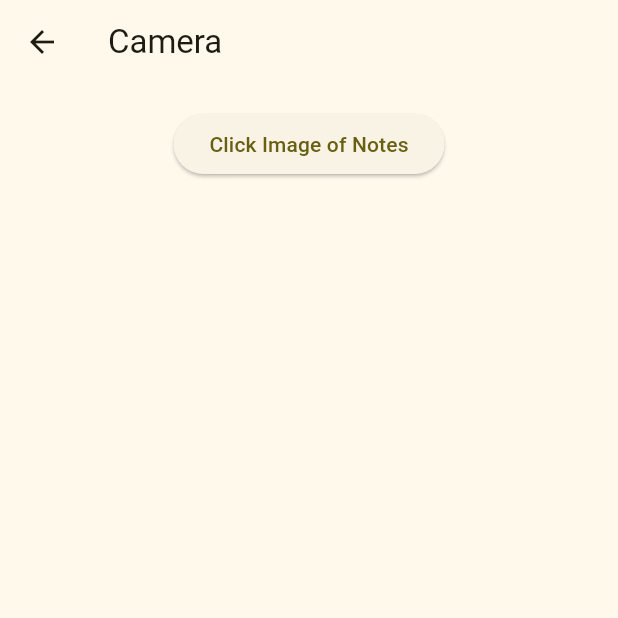
After one commit to devanganaB/attendance_monitoring, a Flutter app: the Home screen opened directly, item 3 of the bottom bar chosen, after a tap on "Click Image of Notes", on a phone screen of 412 x 824 dp, the top half of it. The commit adds this screen. Run offline on Flutter 3.47's test engine with Material 3 defaults, Android fonts, the phone set to English and light mode, and no system bars; our stand-ins replace animated_toggle_switch, calendar_date_picker2, camera, cloud_firestore, dash_chat_2, firebase_auth and 9 more; missing offline and left inert: dart:html, flutter_barcode_scanner, flutter_polyline_points, google_gemini, map_autocomplete_field; accounts and stored records are empty; project files that could hold a hidden picture were left out.

Commit message:
updated camera for storage and gemini flask api

```diff
--- /dev/null
+++ b/lib/screen/camera.dart
@@ -0,0 +1,138 @@
+import 'dart:io';
+
+import 'package:flutter/material.dart';
+import 'package:image_picker/image_picker.dart';
+import 'package:camera/camera.dart';
+import 'package:permission_handler/permission_handler.dart';
+
+class CameraScreen extends StatefulWidget {
+  // final String userEmail;
+
+  const CameraScreen({Key? key}) : super(key: key);
+
+  // , required this.userEmail
+
+  @override
+  _CameraScreenState createState() => _CameraScreenState();
+}
+
+class _CameraScreenState extends State<CameraScreen> {
+  CameraController? _cameraController;
+  List<CameraDescription>? cameras;
+
+  final ImagePicker picker = ImagePicker();
+  File? imageFile;
+
+  File? imagePreview;
+
+  @override
+  void initState() {
+    super.initState();
+    _initializeCamera();
+  }
+
+  //initializing camera
+  Future<void> _initializeCamera() async {
+    // if (await Permission.camera.request().isGranted) {
+    try {
+      cameras = await availableCameras();
+
+      if (cameras!.isNotEmpty) {
+        _cameraController = CameraController(cameras![0], ResolutionPreset.max,
+            imageFormatGroup: ImageFormatGroup.yuv420);
+
+        await _cameraController!.initialize();
+      } else {
+        print("no cameras available");
+      }
+    } catch (e, stackTrace) {
+      print("Error initializing camera: $e");
+      print("Stack Trace: $stackTrace");
+    }
+  }
+
+  @override
+  void dispose() {
+    _cameraController!.dispose();
+    super.dispose();
+  }
+
+  //capture image using camera
+  Future<void> _captureImage() async {
+    if (!_cameraController!.value.isInitialized) {
+      await _initializeCamera();
+    }
+
+    if (_cameraController!.value.isInitialized) {
+      try {
+        XFile capturedImage = await _cameraController!.takePicture();
+        setState(() {
+          imageFile = File(capturedImage.path);
+        });
+      } catch (e) {
+        print("Error capturing image: $e");
+      }
+    }
+  }
+
+  @override
+  Widget build(BuildContext context) {
+    return Scaffold(
+      appBar: AppBar(title: Text('Camera')),
+      body: Center(
+        child: Column(
+          // mainAxisAlignment: MainAxisAlignment.center,
+          children: <Widget>[
+            if (_cameraController != null &&
+                _cameraController!.value.isInitialized)
+              Padding(
+                padding: const EdgeInsets.all(8.0),
+                child: Container(
+                  height: MediaQuery.of(context).size.height * 0.8,
+                  width: MediaQuery.of(context).size.width,
+                  child: _cameraPreviewWidget(),
+                ),
+              ),
+            SizedBox(height: 16),
+            Row(
+              mainAxisAlignment: MainAxisAlignment.center,
+              children: [
+                ElevatedButton(
+                  onPressed: () {
+                    _captureImage();
+                  },
+                  child: Text('Click Image of Notes'),
+                ),
+              ],
+            ),
+            if (imageFile != null) ...[
+              SizedBox(height: 16),
+              _capturedImagePreviewWidget(),
+            ],
+          ],
+        ),
+      ),
+    );
+  }
+
+  Widget _cameraPreviewWidget() {
+    if (_cameraController == null || !_cameraController!.value.isInitialized) {
+      return CircularProgressIndicator(); // Or any loading indicator
+    }
+
+    return AspectRatio(
+      aspectRatio: _cameraController!.value.aspectRatio,
+      child: CameraPreview(_cameraController!),
+    );
+  }
+
+  Widget _capturedImagePreviewWidget() {
+    return Column(
+      children: [
+        Image.file(imageFile!),
+        SizedBox(height: 16),
+        Text('Preview of Captured Image'),
+      ],
+    );
+  }
+}
--- a/lib/screen/home.dart
+++ b/lib/screen/home.dart
@@ -1,3 +1,4 @@
+import 'package:attendance_monitoring/screen/camera.dart';
 import 'package:attendance_monitoring/screen/chat.dart';
 import 'package:attendance_monitoring/screen/common/calendar.dart';
 import 'package:attendance_monitoring/screen/common/customdropdown.dart';
@@ -126,7 +127,12 @@ class _HomeState extends State<Home> {
                   children: [
                     CustomDropdown(
                       title: "Today's Classes",
-                    options: ['Physics', 'Chemistry', 'Mathematics I', 'Java'],
+                      options: [
+                        'Physics',
+                        'Chemistry',
+                        'Mathematics I',
+                        'Java'
+                      ],
                     ),
                     CustomDropdown(
                       title: 'Class Attendance Report',
@@ -146,6 +152,11 @@ class _HomeState extends State<Home> {
             ),
           ),
         ),
+        // floatingActionButtonLocation: FloatingActionButtonLocation.endDocked,
+        // floatingActionButton: FloatingActionButton(onPressed: () {
+        //   Navigator.push(
+        //       context, MaterialPageRoute(builder: (context) => CameraScreen()));
+        // }),
         bottomNavigationBar: BottomNavigationBar(
           items: const <BottomNavigationBarItem>[
             BottomNavigationBarItem(
@@ -157,16 +168,16 @@ class _HomeState extends State<Home> {
               label: 'Chat',
             ),
             BottomNavigationBarItem(
-            icon: Icon(Icons.person),
-            label: 'Profile',
+              icon: Icon(Icons.camera),
+              label: 'Camera',
             ),
           ],
-        currentIndex: 0, // Set initial selected index (optional)
+          currentIndex: 0, // Set initial selected index
           selectedItemColor: Colors.blue[600], // Customize selected item color
           onTap: (int index) {
             switch (index) {
               case 0:
-              // Handle Home button press (usually no action needed)
+                // Handle Home button press (if needed)
                 break;
               case 1:
                 // Navigate to Chat screen
@@ -174,14 +185,16 @@ class _HomeState extends State<Home> {
                     context, MaterialPageRoute(builder: (context) => Chat()));
                 break;
               case 2:
-              // Handle Profile button press (navigate to profile screen if needed)
+                // Navigate to Camera screen
+                Navigator.push(context,
+                    MaterialPageRoute(builder: (context) => CameraScreen()));
                 break;
             }
           },
-      ),
-    );
+        ));
   }
 
+// userEmail: _userEmail
   // Function to open the calendar dialog
   void _openCalendarDialog() async {
     final values = await showCalendarDatePicker2Dialog(
--- a/lib/screen/textwithimage.dart
+++ b/lib/screen/textwithimage.dart
@@ -45,6 +45,7 @@ class _TextwithImageState extends State<TextwithImage> {
     if (await Permission.camera.request().isGranted) {
       try {
         cameras = await availableCameras();
+        print(cameras);
 
         if (cameras.isNotEmpty) {
           _cameraController = CameraController(cameras[0], ResolutionPreset.max,
```
Also changed, not shown: lib/screen/gemini.dart (added, +400 -0 lines), 5 other files. Lines whose indentation alone changed are shown as unchanged.
